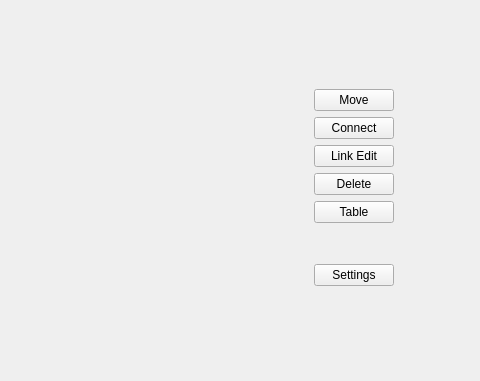
Before: the Qt Designer form EgWidgetsDemo/EgGraphForm.ui in norian-n/widgets_demo_app, drawn with Qt 5; both pictures show x 485 to 965 and y 0 to 381 of the 965 by 618 pixel window.
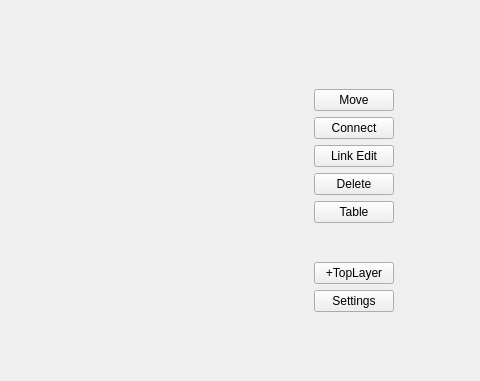
After: the same form once the commit is applied.

The edit to the form file:
```diff
--- a/EgWidgetsDemo/EgGraphForm.ui
+++ b/EgWidgetsDemo/EgGraphForm.ui
@@ -20,7 +20,7 @@
       <x>790</x>
       <y>80</y>
       <width>98</width>
-      <height>215</height>
+      <height>241</height>
      </rect>
     </property>
     <property name="sizePolicy">
@@ -144,6 +144,13 @@
        </property>
       </spacer>
      </item>
+     <item>
+      <widget class="QPushButton" name="newTopLayerButton">
+       <property name="text">
+        <string>+TopLayer</string>
+       </property>
+      </widget>
+     </item>
      <item>
       <widget class="QPushButton" name="settingsButton">
        <property name="text">
```
